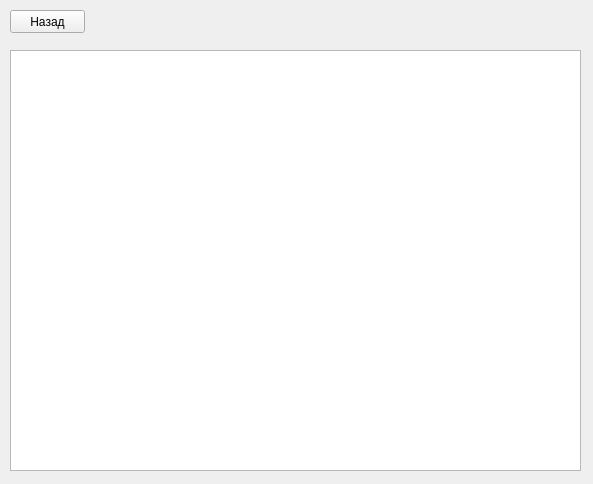
Qt form records.ui (ivanprokoff/seabattle_) before a commit.
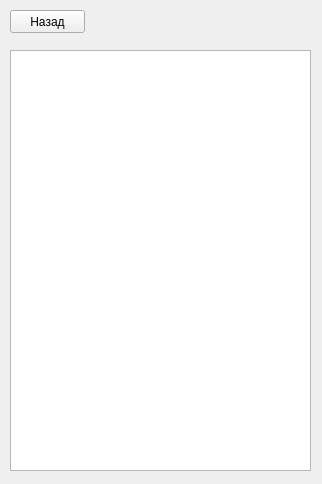
The same form after that commit.

Commit message: добавлены изменения дизайна

What changed in the file:
```diff
--- a/records.ui
+++ b/records.ui
@@ -6,7 +6,7 @@
          <rect>
              <x>0</x>
              <y>0</y>
-             <width>593</width>
+             <width>322</width>
              <height>484</height>
          </rect>
      </property>
@@ -24,7 +24,7 @@
              <rect>
                  <x>10</x>
                  <y>50</y>
-                 <width>571</width>
+                 <width>301</width>
                  <height>421</height>
              </rect>
          </property>
```
The commit also changes 5 other files.
